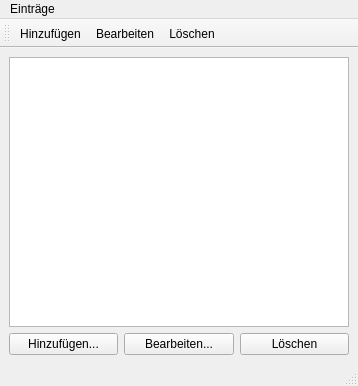
Old version of the form mainwindow.ui in the repository IchiBati/GUI_22_09.
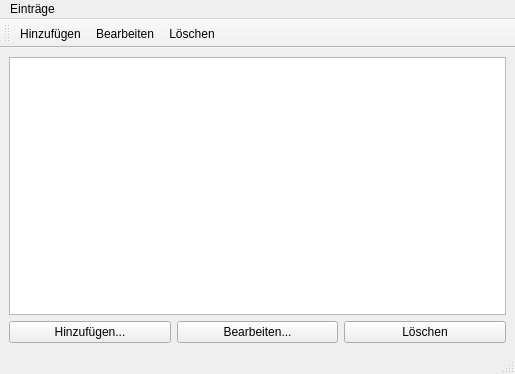
New version of the form. Icons and pictures are not drawn.

Diff of the .ui file:
```diff
--- a/mainwindow.ui
+++ b/mainwindow.ui
@@ -6,10 +6,22 @@
    <rect>
     <x>0</x>
     <y>0</y>
-    <width>358</width>
-    <height>386</height>
+    <width>515</width>
+    <height>374</height>
    </rect>
   </property>
+  <property name="sizePolicy">
+   <sizepolicy hsizetype="Fixed" vsizetype="Preferred">
+    <horstretch>0</horstretch>
+    <verstretch>0</verstretch>
+   </sizepolicy>
+  </property>
+  <property name="minimumSize">
+   <size>
+    <width>500</width>
+    <height>0</height>
+   </size>
+  </property>
   <property name="windowTitle">
    <string notr="true">Carbon emission Database</string>
   </property>
@@ -17,11 +29,66 @@
    <enum>Qt::LeftToRight</enum>
   </property>
   <widget class="QWidget" name="centralwidget">
-   <layout class="QVBoxLayout" name="verticalLayout_2">
+   <layout class="QHBoxLayout" name="horizontalLayout_2">
     <item>
      <layout class="QVBoxLayout" name="verticalLayout">
       <item>
-       <widget class="QTableView" name="userTableView"/>
+       <widget class="QTableView" name="userTableView">
+        <property name="sizePolicy">
+         <sizepolicy hsizetype="Minimum" vsizetype="Minimum">
+          <horstretch>0</horstretch>
+          <verstretch>0</verstretch>
+         </sizepolicy>
+        </property>
+        <property name="maximumSize">
+         <size>
+          <width>16777215</width>
+          <height>16777215</height>
+         </size>
+        </property>
+        <property name="verticalScrollBarPolicy">
+         <enum>Qt::ScrollBarAsNeeded</enum>
+        </property>
+        <property name="horizontalScrollBarPolicy">
+         <enum>Qt::ScrollBarAlwaysOff</enum>
+        </property>
+        <property name="sizeAdjustPolicy">
+         <enum>QAbstractScrollArea::AdjustToContentsOnFirstShow</enum>
+        </property>
+        <property name="autoScroll">
+         <bool>false</bool>
+        </property>
+        <property name="dragEnabled">
+         <bool>false</bool>
+        </property>
+        <property name="selectionMode">
+         <enum>QAbstractItemView::SingleSelection</enum>
+        </property>
+        <property name="selectionBehavior">
+         <enum>QAbstractItemView::SelectRows</enum>
+        </property>
+        <attribute name="horizontalHeaderVisible">
+         <bool>true</bool>
+        </attribute>
+        <attribute name="horizontalHeaderCascadingSectionResizes">
+         <bool>true</bool>
+        </attribute>
+        <attribute name="horizontalHeaderMinimumSectionSize">
+         <number>250</number>
+        </attribute>
+        <attribute name="horizontalHeaderDefaultSectionSize">
+         <number>250</number>
+        </attribute>
+        <attribute name="horizontalHeaderStretchLastSection">
+         <bool>true</bool>
+        </attribute>
+        <attribute name="verticalHeaderCascadingSectionResizes">
+         <bool>true</bool>
+        </attribute>
+        <attribute name="verticalHeaderStretchLastSection">
+         <bool>false</bool>
+        </attribute>
+       </widget>
       </item>
       <item>
        <layout class="QHBoxLayout" name="horizontalLayout">
@@ -57,7 +124,7 @@
     <rect>
      <x>0</x>
      <y>0</y>
-     <width>358</width>
+     <width>515</width>
      <height>21</height>
     </rect>
    </property>
@@ -73,7 +140,6 @@
    </widget>
    <addaction name="menuInserts"/>
   </widget>
-  <widget class="QStatusBar" name="statusbar"/>
   <widget class="QToolBar" name="toolBar">
    <property name="windowTitle">
     <string>toolBar</string>
@@ -88,6 +154,7 @@
    <addaction name="actionEdit"/>
    <addaction name="actionDelete"/>
   </widget>
+  <widget class="QStatusBar" name="statusbar"/>
   <action name="actionAdd">
    <property name="icon">
     <iconset theme="audio-card">
```
Left out of the diff: 4 changed lines with no effect on the pictures.
